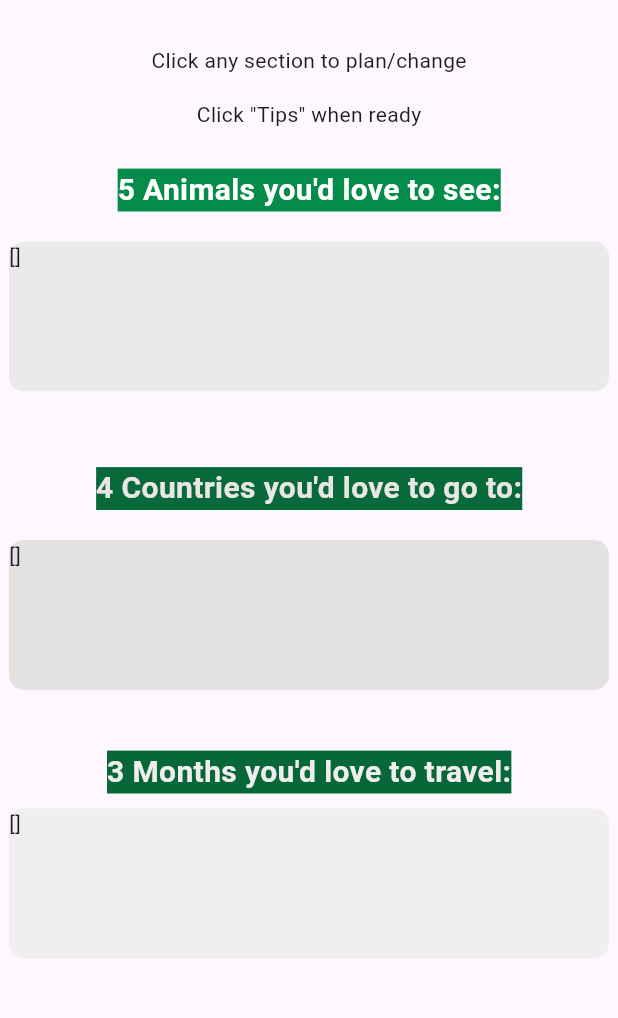
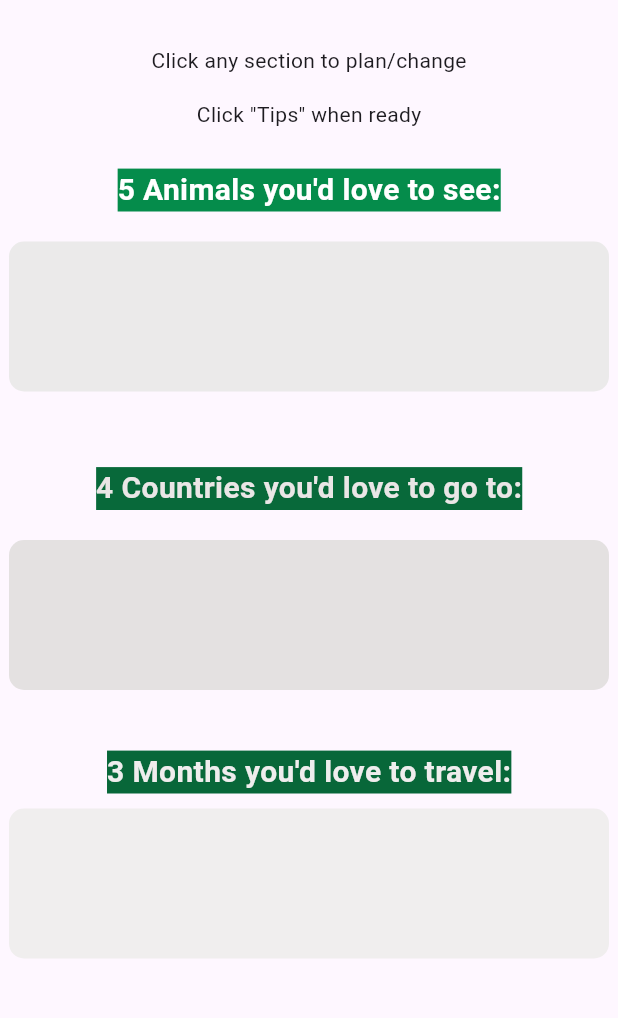
Before and after one commit to marcokumu/ayiolo_safari_advisor, a Flutter app: the SafariAdvisor screen opened by its route, on a phone screen of 412 x 824 dp, the part 63-1081 px from its top. Run offline on Flutter 3.47's test engine with Material 3 defaults, Android fonts, the phone set to English and light mode, and no system bars; our stand-ins replace firebase_auth, firebase_core, image_picker; accounts and stored records are empty.

Commit message:
🔧fix: changed the display method of the selected items

```diff
--- a/lib/main.dart
+++ b/lib/main.dart
@@ -20,7 +20,7 @@ class MyApp extends StatelessWidget {
         colorScheme: ColorScheme.fromSeed(seedColor: Colors.deepPurple),
         useMaterial3: true,
       ),
-      initialRoute: '/home_page',
+      initialRoute: '/welcome',
       home: const BottomNavigation(),
       routes: AppRoutes.routes,
     );
--- a/lib/screens/safari_advisor.dart
+++ b/lib/screens/safari_advisor.dart
@@ -59,9 +59,11 @@ class _SafariAdvisorState extends State<SafariAdvisor> {
                     decoration: const BoxDecoration(
                         color: Color.fromARGB(255, 235, 234, 234),
                         borderRadius: BorderRadius.all(Radius.circular(10.0))),
-                    child: Text(
-                      '$selectedAnimals',
-                    )),
+                    child: Text(selectedAnimals.join(", "),
+                        style: const TextStyle(
+                          fontSize: 17.0,
+                          fontWeight: FontWeight.bold,
+                        ))),
               ),
             ),
             const SizedBox(height: 40.0),
@@ -97,9 +99,11 @@ class _SafariAdvisorState extends State<SafariAdvisor> {
                     decoration: const BoxDecoration(
                         color: Color.fromARGB(255, 228, 225, 225),
                         borderRadius: BorderRadius.all(Radius.circular(10.0))),
-                    child: Text(
-                      '$selectedCountries',
-                    )),
+                    child: Text(selectedCountries.join(", "),
+                        style: const TextStyle(
+                          fontSize: 17.0,
+                          fontWeight: FontWeight.bold,
+                        ))),
               ),
             ),
             const SizedBox(height: 30.0),
@@ -128,17 +132,19 @@ class _SafariAdvisorState extends State<SafariAdvisor> {
                         });
               },
               child: SizedBox(
-                height: 100,
-                width: 400,
-                child: Container(
+                  height: 100,
+                  width: 400,
+                  child: Container(
                     // color: Colors.black,
                     decoration: const BoxDecoration(
                         color: Color.fromARGB(255, 240, 238, 238),
                         borderRadius: BorderRadius.all(Radius.circular(10.0))),
-                    child: Text(
-                      '$selectedMonths',
-                    )),
-              ),
+                    child: Text(selectedMonths.join(", "),
+                        style: const TextStyle(
+                          fontSize: 17.0,
+                          fontWeight: FontWeight.bold,
+                        )),
+                  )),
             ),
             const SizedBox(height: 10.0),
           ],
--- a/lib/screens/save_my_spot.dart
+++ b/lib/screens/save_my_spot.dart
@@ -26,11 +26,10 @@ class _SaveMySpotState extends State<SaveMySpot> {
   @override
   Widget build(BuildContext context) {
     return Scaffold(
-      appBar: AppBar(
-        title: const Text('Share what you saw to help Save animals!'),
-      ),
+      appBar: AppBar(),
       body: Column(
         children: [
+          const Text('Share what you saw to help Save animals!'),
           Padding(
             padding: const EdgeInsets.all(10.0),
             child: Container(
```
